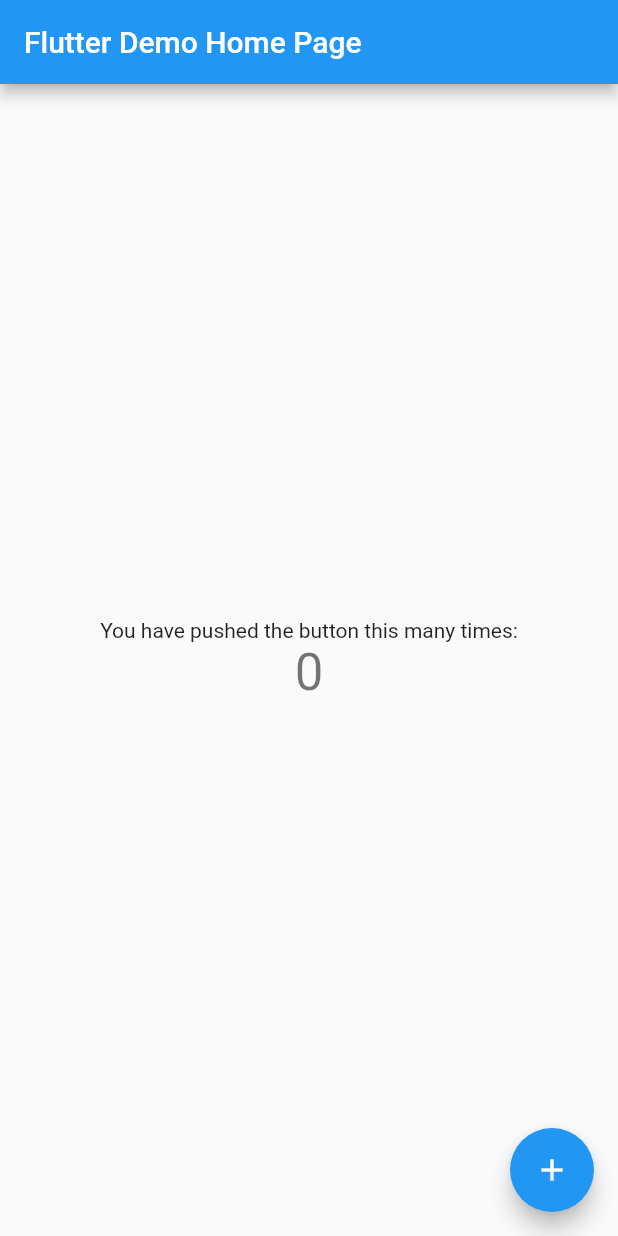
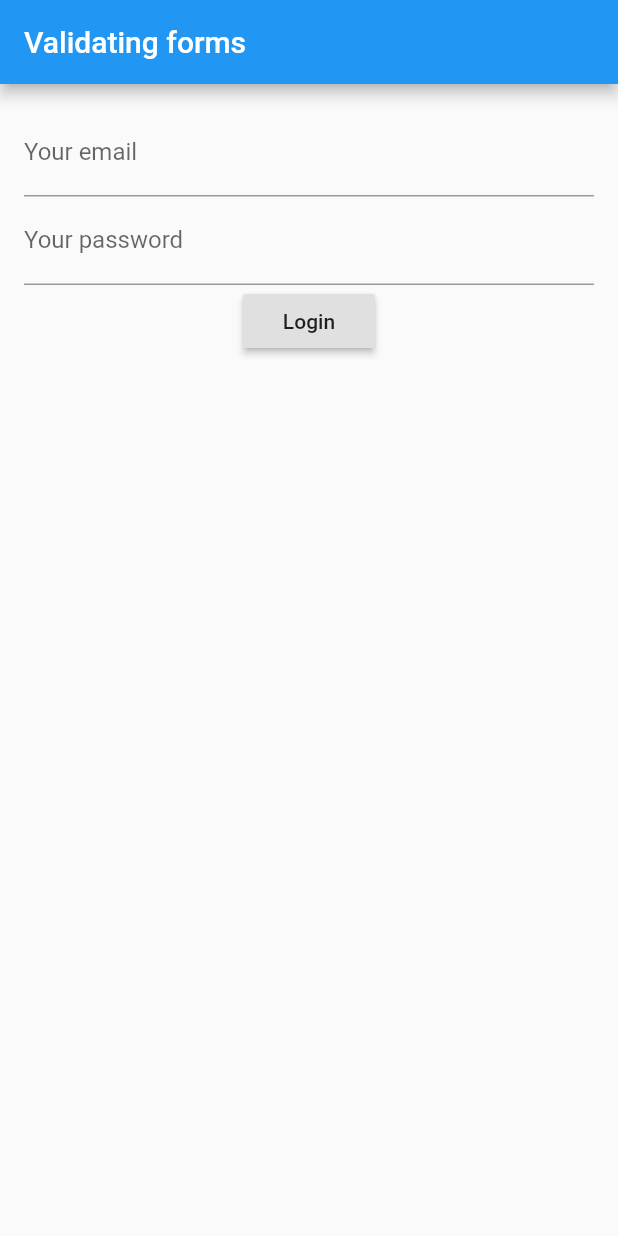
Before and after one commit to rohitrp/IMS-IITB, a Flutter app: the screen it shows after launch, on a phone screen of 412 x 824 dp. Run offline on Flutter 3.47's test engine with Material 2 defaults, Android fonts, the phone set to English and light mode, and no system bars.

Commit message:
Implement login interface

```diff
--- /dev/null
+++ b/lib/login.dart
@@ -0,0 +1,69 @@
+import 'package:flutter/material.dart';
+
+class LoginPage extends StatefulWidget {
+  @override
+  _LoginPageState createState() => new _LoginPageState();
+}
+
+class _LoginPageState extends State<LoginPage> {
+  final scaffoldKey = new GlobalKey<ScaffoldState>();
+  final formKey = new GlobalKey<FormState>();
+
+  String _email;
+  String _password;
+
+  void _submit() {
+    final form = formKey.currentState;
+
+    if (form.validate()) {
+      form.save();
+
+      _performLogin();
+    }
+  }
+
+  void _performLogin() {
+    final snackbar = new SnackBar(
+        content: new Text('Email: $_email, password: $_password'),
+    );
+
+    scaffoldKey.currentState.showSnackBar(snackbar);
+  }
+
+  @override
+  Widget build(BuildContext context) {
+    return new Scaffold(
+      key: scaffoldKey,
+      appBar: new AppBar(
+        title: new Text('Validating forms'),
+      ),
+      body: new Padding(
+        padding: const EdgeInsets.all(16.0),
+        child: new Form(
+          key: formKey,
+          child: new Column(
+            children: [
+              new TextFormField(
+                decoration: new InputDecoration(labelText: 'Your email'),
+                validator: (val) =>
+                    !val.contains('@') ? 'Not a valid email.' : null,
+                onSaved: (val) => _email = val,
+              ),
+              new TextFormField(
+                decoration: new InputDecoration(labelText: 'Your password'),
+                validator: (val) =>
+                    val.length < 6 ? 'Password too short.' : null,
+                onSaved: (val) => _password = val,
+                obscureText: true,
+              ),
+              new RaisedButton(
+                onPressed: _submit,
+                child: new Text('Login'),
+              ),
+            ],
+          ),
+        ),
+      ),
+    );
+  }
+}
--- a/lib/main.dart
+++ b/lib/main.dart
@@ -1,4 +1,5 @@
 import 'package:flutter/material.dart';
+import 'package:iitb_ims/login.dart';
 
 void main() => runApp(new MyApp());
 
@@ -9,101 +10,9 @@ class MyApp extends StatelessWidget {
     return new MaterialApp(
       title: 'Flutter Demo',
       theme: new ThemeData(
-        // This is the theme of your application.
-        //
-        // Try running your application with "flutter run". You'll see the
-        // application has a blue toolbar. Then, without quitting the app, try
-        // changing the primarySwatch below to Colors.green and then invoke
-        // "hot reload" (press "r" in the console where you ran "flutter run",
-        // or press Run > Flutter Hot Reload in IntelliJ). Notice that the
-        // counter didn't reset back to zero; the application is not restarted.
-        primarySwatch: Colors.blue,
+          primarySwatch: Colors.blue,
       ),
-      home: new MyHomePage(title: 'Flutter Demo Home Page'),
+      home: new LoginPage(),
     );
   }
 }
-
-class MyHomePage extends StatefulWidget {
-  MyHomePage({Key key, this.title}) : super(key: key);
-
-  // This widget is the home page of your application. It is stateful, meaning
-  // that it has a State object (defined below) that contains fields that affect
-  // how it looks.
-
-  // This class is the configuration for the state. It holds the values (in this
-  // case the title) provided by the parent (in this case the App widget) and
-  // used by the build method of the State. Fields in a Widget subclass are
-  // always marked "final".
-
-  final String title;
-
-  @override
-  _MyHomePageState createState() => new _MyHomePageState();
-}
-
-class _MyHomePageState extends State<MyHomePage> {
-  int _counter = 0;
-
-  void _incrementCounter() {
-    setState(() {
-      // This call to setState tells the Flutter framework that something has
-      // changed in this State, which causes it to rerun the build method below
-      // so that the display can reflect the updated values. If we changed
-      // _counter without calling setState(), then the build method would not be
-      // called again, and so nothing would appear to happen.
-      _counter++;
-    });
-  }
-
-  @override
-  Widget build(BuildContext context) {
-    // This method is rerun every time setState is called, for instance as done
-    // by the _incrementCounter method above.
-    //
-    // The Flutter framework has been optimized to make rerunning build methods
-    // fast, so that you can just rebuild anything that needs updating rather
-    // than having to individually change instances of widgets.
-    return new Scaffold(
-      appBar: new AppBar(
-        // Here we take the value from the MyHomePage object that was created by
-        // the App.build method, and use it to set our appbar title.
-        title: new Text(widget.title),
-      ),
-      body: new Center(
-        // Center is a layout widget. It takes a single child and positions it
-        // in the middle of the parent.
-        child: new Column(
-          // Column is also layout widget. It takes a list of children and
-          // arranges them vertically. By default, it sizes itself to fit its
-          // children horizontally, and tries to be as tall as its parent.
-          //
-          // Invoke "debug paint" (press "p" in the console where you ran
-          // "flutter run", or select "Toggle Debug Paint" from the Flutter tool
-          // window in IntelliJ) to see the wireframe for each widget.
-          //
-          // Column has various properties to control how it sizes itself and
-          // how it positions its children. Here we use mainAxisAlignment to
-          // center the children vertically; the main axis here is the vertical
-          // axis because Columns are vertical (the cross axis would be
-          // horizontal).
-          mainAxisAlignment: MainAxisAlignment.center,
-          children: <Widget>[
-            new Text(
-              'You have pushed the button this many times:',
-            ),
-            new Text(
-              '$_counter',
-              style: Theme.of(context).textTheme.display1,
-            ),
-          ],
-        ),
-      ),
-      floatingActionButton: new FloatingActionButton(
-        onPressed: _incrementCounter,
-        tooltip: 'Increment',
-        child: new Icon(Icons.add),
-      ), // This trailing comma makes auto-formatting nicer for build methods.
-    );
-  }
-}
```
